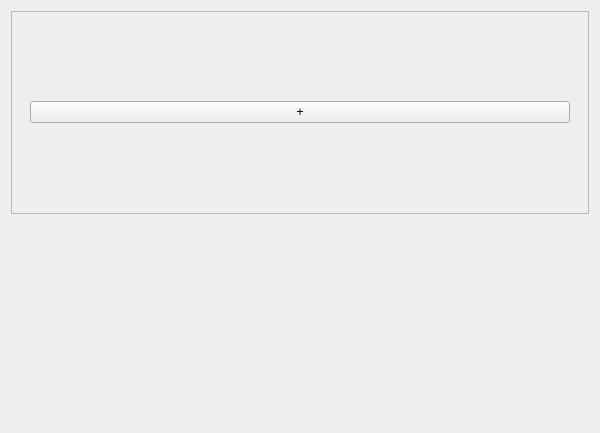
First picture: the form in gallery/tabcontainer.ui, repository Vrock691/IHM, before the edit.
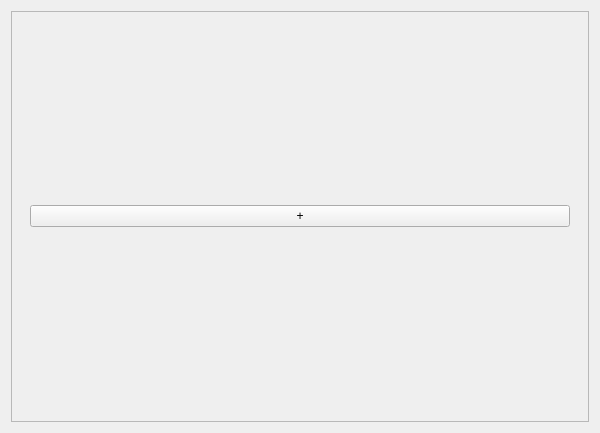
Second picture: the form after the edit.

The edit to the form file:
```diff
--- a/gallery/tabcontainer.ui
+++ b/gallery/tabcontainer.ui
@@ -36,7 +36,7 @@
           <x>0</x>
           <y>0</y>
           <width>578</width>
-          <height>202</height>
+          <height>411</height>
          </rect>
         </property>
         <layout class="QVBoxLayout" name="verticalLayout_2">
@@ -61,12 +61,6 @@
        </widget>
       </widget>
      </item>
-     <item>
-      <widget class="QStackedWidget" name="contentStack">
-       <widget class="QWidget" name="page"/>
-       <widget class="QWidget" name="page_2"/>
-      </widget>
-     </item>
     </layout>
    </item>
   </layout>
```
